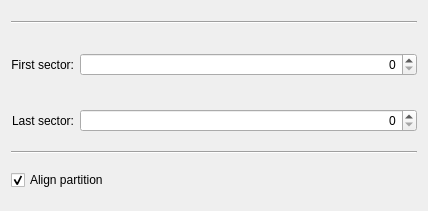
Qt form src/gui/sizedetailswidgetbase.ui (KDE/partitionmanager) before a commit.
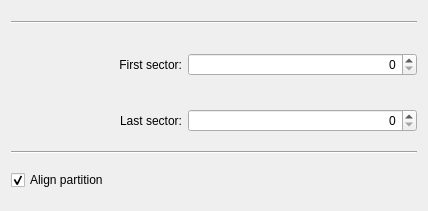
The same form after that commit. Custom widgets are drawn as their Qt base class.

Commit message: use same horizontal stretch as dialogbase

Diff of the .ui file:
```diff
--- a/src/gui/sizedetailswidgetbase.ui
+++ b/src/gui/sizedetailswidgetbase.ui
@@ -54,7 +54,7 @@
     <widget class="QLabel" name="label_6">
      <property name="sizePolicy">
       <sizepolicy hsizetype="Preferred" vsizetype="Expanding">
-       <horstretch>0</horstretch>
+       <horstretch>3</horstretch>
        <verstretch>0</verstretch>
       </sizepolicy>
      </property>
@@ -73,7 +73,7 @@
     <widget class="FormattedSpinBox" name="m_SpinFirstSector">
      <property name="sizePolicy">
       <sizepolicy hsizetype="Minimum" vsizetype="Fixed">
-       <horstretch>3</horstretch>
+       <horstretch>4</horstretch>
        <verstretch>0</verstretch>
       </sizepolicy>
      </property>
@@ -106,12 +106,6 @@
    </item>
    <item row="4" column="1">
     <widget class="FormattedSpinBox" name="m_SpinLastSector">
-     <property name="sizePolicy">
-      <sizepolicy hsizetype="Minimum" vsizetype="Fixed">
-       <horstretch>3</horstretch>
-       <verstretch>0</verstretch>
-      </sizepolicy>
-     </property>
      <property name="alignment">
       <set>Qt::AlignRight|Qt::AlignTrailing|Qt::AlignVCenter</set>
      </property>
```
